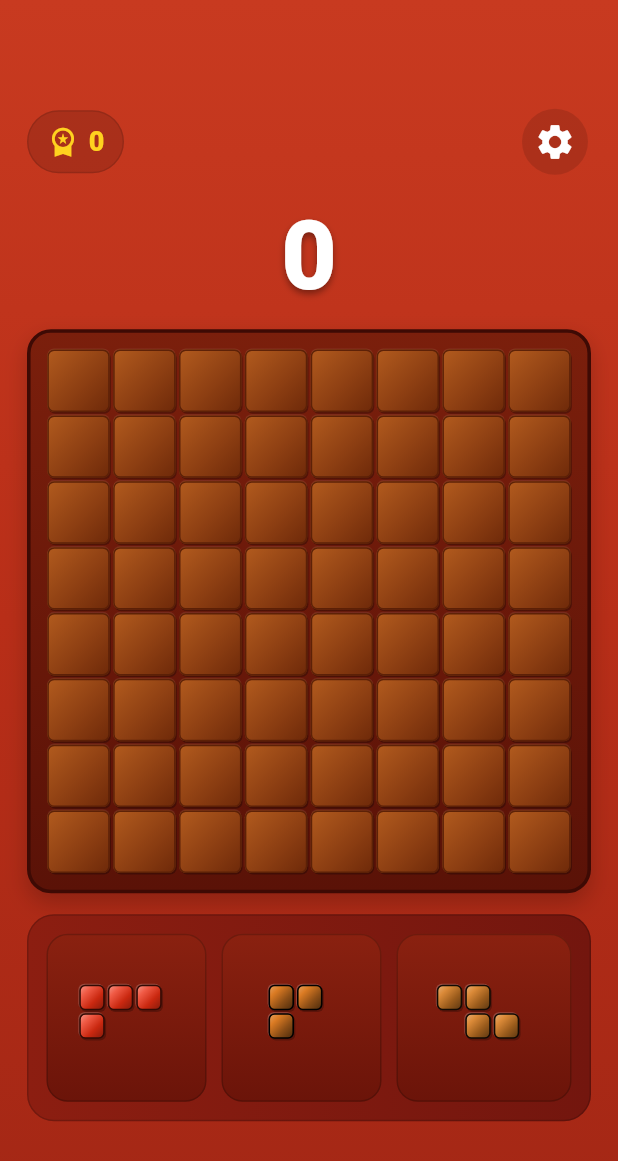
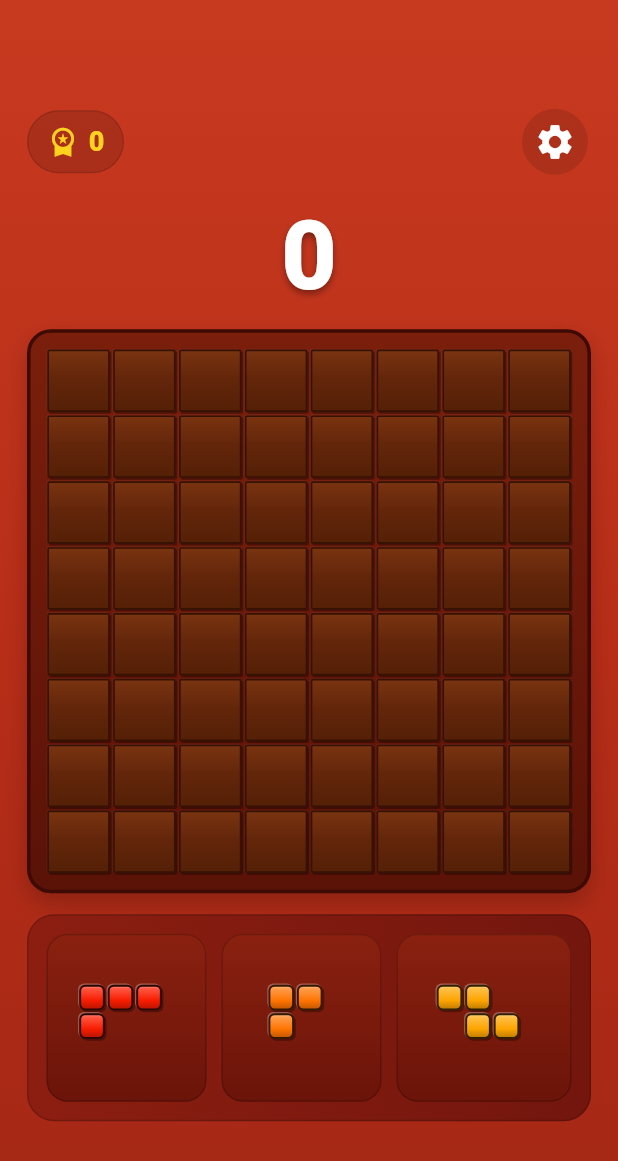
Before and after one commit to hyojong5614/block-game, a Flutter app: the ClassicModePage screen opened directly, on a phone screen of 412 x 824 dp. Shown: the top 1161 px of the screen. Run offline on Flutter 3.47's test engine with Material 3 defaults, Android fonts, the phone set to English and light mode, and no system bars; our stand-ins replace shared_preferences; accounts and stored records are empty.

Commit message:
Make board and blocks more angular and distinct

```diff
--- a/lib/main.dart
+++ b/lib/main.dart
@@ -927,15 +927,18 @@ class _FloatingPieceFeedback extends StatelessWidget {
 
   @override
   Widget build(BuildContext context) {
-    return _PiecePreview(
-      piece: piece,
-      cellSize: _dragFeedbackPreviewCellSize,
+    return Transform.scale(
+      scale: 1.05,
+      child: _PiecePreview(
+        piece: piece,
+        cellSize: _dragFeedbackPreviewCellSize,
+      ),
     );
   }
 }
 
 const double _trayPiecePreviewCellSize = 19;
-const double _dragFeedbackPreviewCellSize = 23;
+const double _dragFeedbackPreviewCellSize = 26;
 const Size _trayDragHitBoxSize = Size(132, 102);
 
 class _TrayDragHitArea extends StatelessWidget {
@@ -1035,12 +1038,12 @@ class ClassicGameController {
   bool isGameOver = false;
 
   final List<Color> _pieceColors = const [
-    Color(0xFFE32A18), // red
-    Color(0xFFF3C400), // yellow
-    Color(0xFFC67624), // brown/orange
-    Color(0xFFED3A20), // bright red
-    Color(0xFFF0CB19), // bright yellow
-    Color(0xFFB8671D), // deep brown
+    Color(0xFFE92519), // vivid red
+    Color(0xFFFFD200), // vivid yellow
+    Color(0xFFFFB327), // bright amber
+    Color(0xFFFF3A21), // bright red-orange
+    Color(0xFFFFE24C), // pale bright yellow
+    Color(0xFFFF8A2A), // orange
   ];
 
   void reset() {
@@ -1383,7 +1386,7 @@ BoxDecoration _boardCellDecoration(
   required bool isValidPreview,
 }) {
   if (filled != null) {
-    return _pieceBlockDecoration(filled, radius: 4);
+    return _pieceBlockDecoration(filled, radius: 1.2);
   }
 
   if (isPreviewCell) {
@@ -1392,7 +1395,7 @@ BoxDecoration _boardCellDecoration(
         : const Color(0xFFFF6D5E).withValues(alpha: 0.35);
     return BoxDecoration(
       color: previewColor,
-      borderRadius: BorderRadius.circular(4),
+      borderRadius: BorderRadius.circular(1.2),
       border: Border.all(
         color: isValidPreview
             ? const Color(0xFFFFF2B8).withValues(alpha: 0.8)
@@ -1403,22 +1406,22 @@ BoxDecoration _boardCellDecoration(
 
   return BoxDecoration(
     gradient: const LinearGradient(
-      begin: Alignment.topLeft,
-      end: Alignment.bottomRight,
-      colors: [Color(0xFFB25B1E), Color(0xFF8C3E12), Color(0xFF6E2909)],
-      stops: [0.0, 0.58, 1.0],
+      begin: Alignment.topCenter,
+      end: Alignment.bottomCenter,
+      colors: [Color(0xFF7A3410), Color(0xFF64260B), Color(0xFF542006)],
+      stops: [0.0, 0.45, 1.0],
     ),
-    borderRadius: BorderRadius.circular(4.5),
-    border: Border.all(color: const Color(0xFF5A1F06).withValues(alpha: 0.95)),
+    borderRadius: BorderRadius.circular(1.4),
+    border: Border.all(color: const Color(0xFF351204), width: 1.1),
     boxShadow: [
       BoxShadow(
-        color: Colors.white.withValues(alpha: 0.08),
-        offset: const Offset(0, -0.8),
+        color: Colors.white.withValues(alpha: 0.04),
+        offset: const Offset(-0.6, -0.6),
         blurRadius: 0,
       ),
       BoxShadow(
-        color: Colors.black.withValues(alpha: 0.28),
-        offset: const Offset(0.8, 1.1),
+        color: Colors.black.withValues(alpha: 0.34),
+        offset: const Offset(1.1, 1.2),
         blurRadius: 0,
       ),
     ],
@@ -1428,27 +1431,27 @@ BoxDecoration _boardCellDecoration(
 BoxDecoration _pieceBlockDecoration(Color base, {double radius = 4}) {
   return BoxDecoration(
     gradient: LinearGradient(
-      begin: Alignment.topLeft,
-      end: Alignment.bottomRight,
+      begin: Alignment.topCenter,
+      end: Alignment.bottomCenter,
       colors: [
-        _shiftColor(base, 0.24),
-        _shiftColor(base, 0.08),
-        _shiftColor(base, -0.10),
-        _shiftColor(base, -0.26),
+        _shiftColor(base, 0.22),
+        _shiftColor(base, 0.06),
+        _shiftColor(base, -0.08),
+        _shiftColor(base, -0.22),
       ],
-      stops: const [0.0, 0.28, 0.62, 1.0],
+      stops: const [0.0, 0.16, 0.62, 1.0],
     ),
     borderRadius: BorderRadius.circular(radius),
-    border: Border.all(color: _shiftColor(base, -0.42), width: 1.05),
+    border: Border.all(color: _shiftColor(base, -0.48), width: 1.25),
     boxShadow: [
       BoxShadow(
-        color: Colors.white.withValues(alpha: 0.20),
-        offset: const Offset(-0.6, -0.6),
+        color: Colors.white.withValues(alpha: 0.28),
+        offset: const Offset(-0.8, -0.8),
         blurRadius: 0,
       ),
       BoxShadow(
-        color: Colors.black.withValues(alpha: 0.25),
-        offset: const Offset(0.9, 1.1),
+        color: Colors.black.withValues(alpha: 0.32),
+        offset: const Offset(1.2, 1.3),
         blurRadius: 0,
       ),
     ],
```
